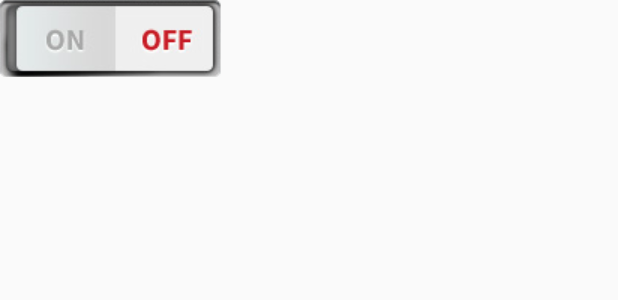
After one commit to Azenberg94/bubble-talk, an Android app: the layout nearby_on_off.xml on its own in the app's theme, with its tools: preview values and no code run, on a phone screen of 412 x 824 dp. The commit adds this screen. Shown: the top 300 px of the screen. Run offline under Robolectric (Android 15) with nearby library versions, the phone set to English and light mode, and no system bars.

Commit message:
Ajout Widget

```diff
--- /dev/null
+++ b/Bubbletalk/app/src/main/res/layout/nearby_on_off.xml
@@ -0,0 +1,14 @@
+<LinearLayout xmlns:android="http://schemas.android.com/apk/res/android"
+    xmlns:app="http://schemas.android.com/apk/res-auto"
+    android:layout_width="wrap_content"
+    android:layout_height="wrap_content">
+
+
+    <ImageButton
+        android:layout_width="wrap_content"
+        android:layout_height="wrap_content"
+        app:srcCompat="@drawable/off"
+        android:background="@drawable/off"
+        android:id="@+id/onoffButton"
+        android:elevation="0dp" />
+</LinearLayout>
--- a/Bubbletalk/app/src/main/res/values/dimens.xml
+++ b/Bubbletalk/app/src/main/res/values/dimens.xml
@@ -11,4 +11,10 @@
     <dimen name="nav_header_vertical_spacing">16dp</dimen>
     <dimen name="nav_header_height">160dp</dimen>
     <dimen name="fab_margin">16dp</dimen>
+
+    <!--
+Refer to App Widget Documentation for margin information
+http://developer.android.com/guide/topics/appwidgets/index.html#CreatingLayout
+    -->
+    <dimen name="widget_margin">8dp</dimen>
 </resources>
--- a/Bubbletalk/app/src/main/res/values/strings.xml
+++ b/Bubbletalk/app/src/main/res/values/strings.xml
@@ -41,6 +41,8 @@
     <string name="navigation_drawer_close">Close navigation drawer</string>
 
     <string name="action_settings">Settings</string>
+    <string name="appwidget_text">EXAMPLE</string>
+    <string name="add_widget">Add widget</string>
 
 
 </resources>
```
Also changed, not shown: Bubbletalk/app/src/main/AndroidManifest.xml (+20 -4 lines), Bubbletalk/app/src/main/java/com/groupe6al2/bubbletalk/Widget/NearbyOnOff.java (added, +94 -0 lines), Bubbletalk/app/src/main/res/values-v14/dimens.xml (added, +10 -0 lines), Bubbletalk/app/src/main/res/xml/nearby_on_off_info.xml (added, +10 -0 lines), Bubbletalk/app/src/main/res/drawable-nodpi/example_appwidget_preview.png (added), Bubbletalk/app/src/main/res/drawable/off.png (added), Bubbletalk/app/src/main/res/drawable/on.png (added), 1 other file.
